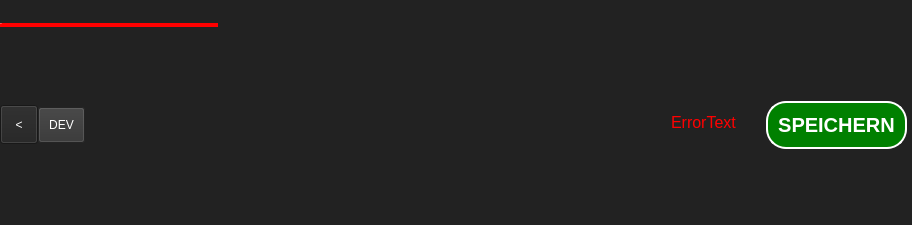
This is lfb_regeneration_wildlife_impact/gui/form/saveBar.ui in b-lack/qgis-fim-plugin as Qt 5 draws it before an edit. The edited form follows.
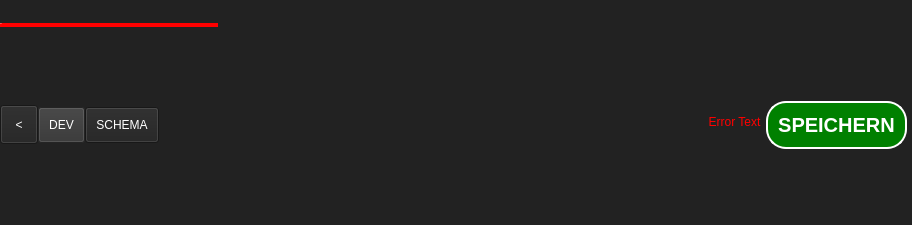
This is the edited form.

What changed in the file:
```diff
--- a/lfb_regeneration_wildlife_impact/gui/form/saveBar.ui
+++ b/lfb_regeneration_wildlife_impact/gui/form/saveBar.ui
@@ -146,6 +146,13 @@
         </property>
        </widget>
       </item>
+      <item>
+       <widget class="QPushButton" name="lfbSchemaBtn">
+        <property name="text">
+         <string>SCHEMA</string>
+        </property>
+       </widget>
+      </item>
       <item>
        <widget class="QLabel" name="lfbProcessInfo">
         <property name="sizePolicy">
@@ -186,54 +193,21 @@
        </spacer>
       </item>
       <item>
-       <layout class="QVBoxLayout" name="verticalLayout_2">
-        <property name="rightMargin">
-         <number>20</number>
+       <widget class="QPushButton" name="lfbErrorDialogBtn">
+        <property name="cursor">
+         <cursorShape>PointingHandCursor</cursorShape>
         </property>
-        <item>
-         <spacer name="verticalSpacer_3">
-          <property name="orientation">
-           <enum>Qt::Vertical</enum>
-          </property>
-          <property name="sizeHint" stdset="0">
-           <size>
-            <width>20</width>
-            <height>0</height>
-           </size>
-          </property>
-         </spacer>
-        </item>
-        <item>
-         <widget class="QLabel" name="lfbErrorStateLabel">
-          <property name="font">
-           <font>
-            <pointsize>12</pointsize>
-           </font>
-          </property>
-          <property name="styleSheet">
-           <string notr="true">color: red;
+        <property name="styleSheet">
+         <string notr="true">color: red;
 margin:5px 0 10px;
-padding:0;</string>
-          </property>
-          <property name="text">
-           <string>ErrorText</string>
-          </property>
-         </widget>
-        </item>
-        <item>
-         <spacer name="verticalSpacer_4">
-          <property name="orientation">
-           <enum>Qt::Vertical</enum>
-          </property>
-          <property name="sizeHint" stdset="0">
-           <size>
-            <width>20</width>
-            <height>0</height>
-           </size>
-          </property>
-         </spacer>
-        </item>
-       </layout>
+padding:0;
+border:none;
+background: transparent;</string>
+        </property>
+        <property name="text">
+         <string>Error Text</string>
+        </property>
+       </widget>
       </item>
       <item>
        <layout class="QVBoxLayout" name="verticalLayout">
```
